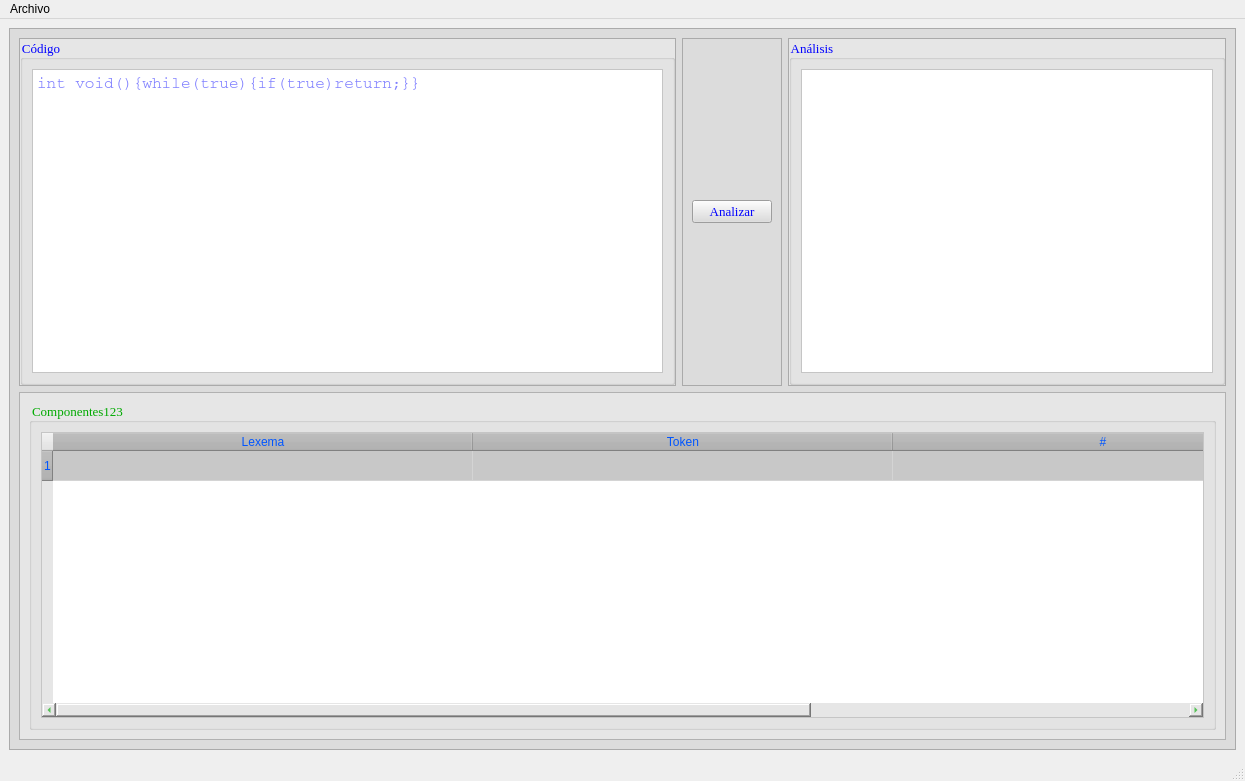
Above: mainwindow.ui from 00urbina00/Analizador_Lexico_ST2_V1.0 before the change. Below: the same form after it.
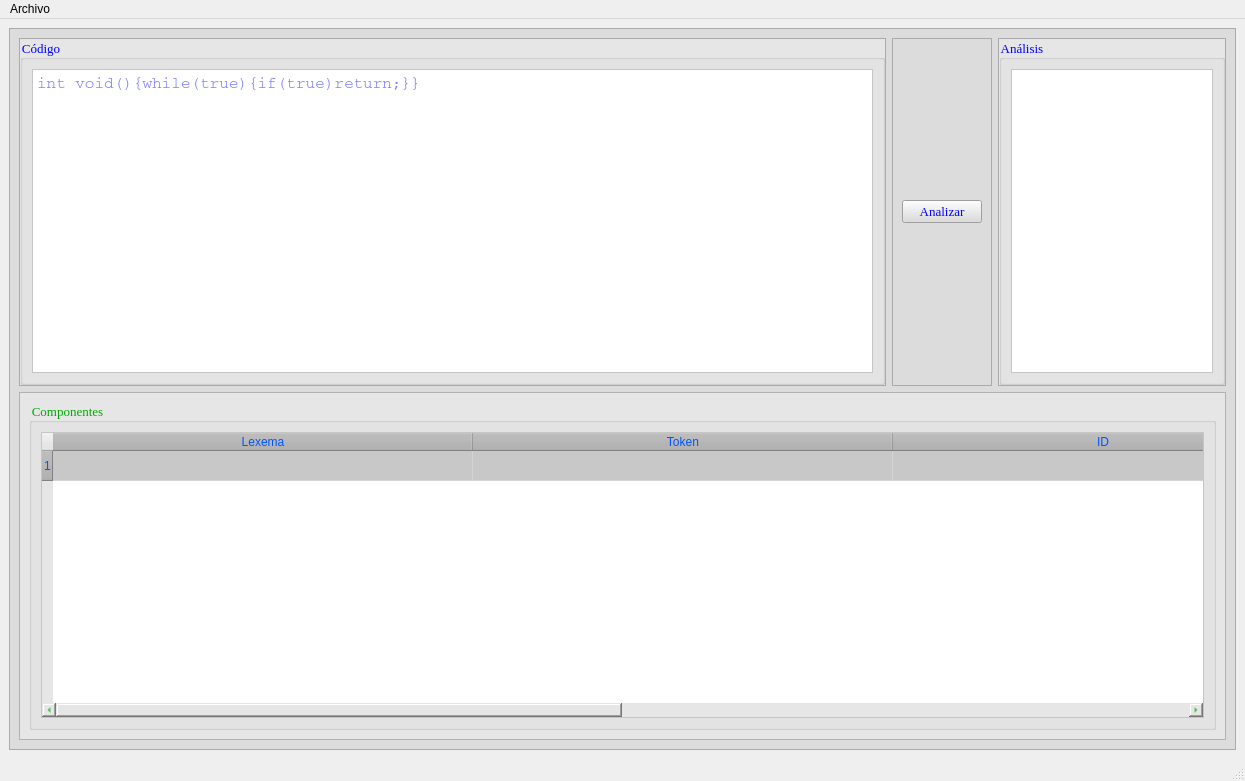
That is the form after the change. Icons and pictures are not drawn. Custom widgets are drawn as their Qt base class.

Commit message:
Actualizacion de la interfaz
Se agrego una columna "reglas" a la interfaz para posteriormente agregar las reglas utilizadas por cada token

What changed in the file:
```diff
--- a/mainwindow.ui
+++ b/mainwindow.ui
@@ -244,7 +244,7 @@
              <string notr="true">color: rgb(0, 170, 0);</string>
             </property>
             <property name="title">
-             <string>Componentes123</string>
+             <string>Componentes</string>
             </property>
             <layout class="QGridLayout" name="gridLayout_4">
              <item row="0" column="0">
@@ -301,6 +301,9 @@
                <property name="sortingEnabled">
                 <bool>true</bool>
                </property>
+               <property name="cornerButtonEnabled">
+                <bool>false</bool>
+               </property>
                <property name="rowCount">
                 <number>1</number>
                </property>
@@ -338,7 +341,12 @@
                </column>
                <column>
                 <property name="text">
-                 <string>#</string>
+                 <string>ID</string>
+                </property>
+               </column>
+               <column>
+                <property name="text">
+                 <string>Regla</string>
                 </property>
                </column>
               </widget>
```
Left out of the diff: 3 changed lines with no effect on the pictures. The commit also changes 2 other files.
